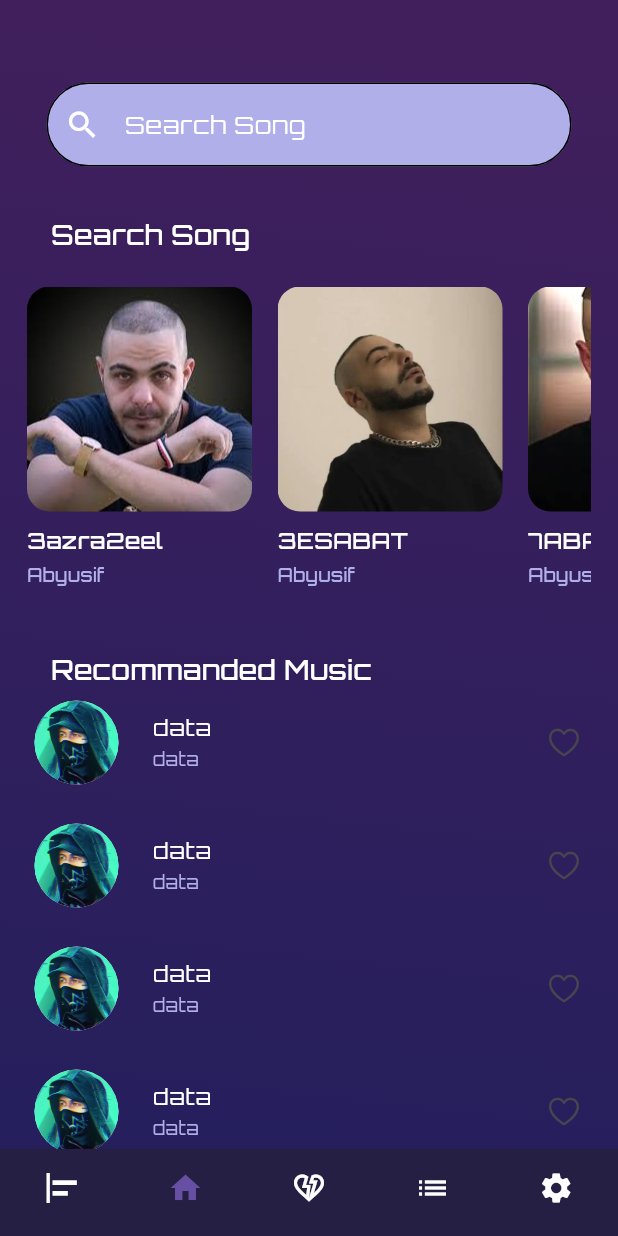
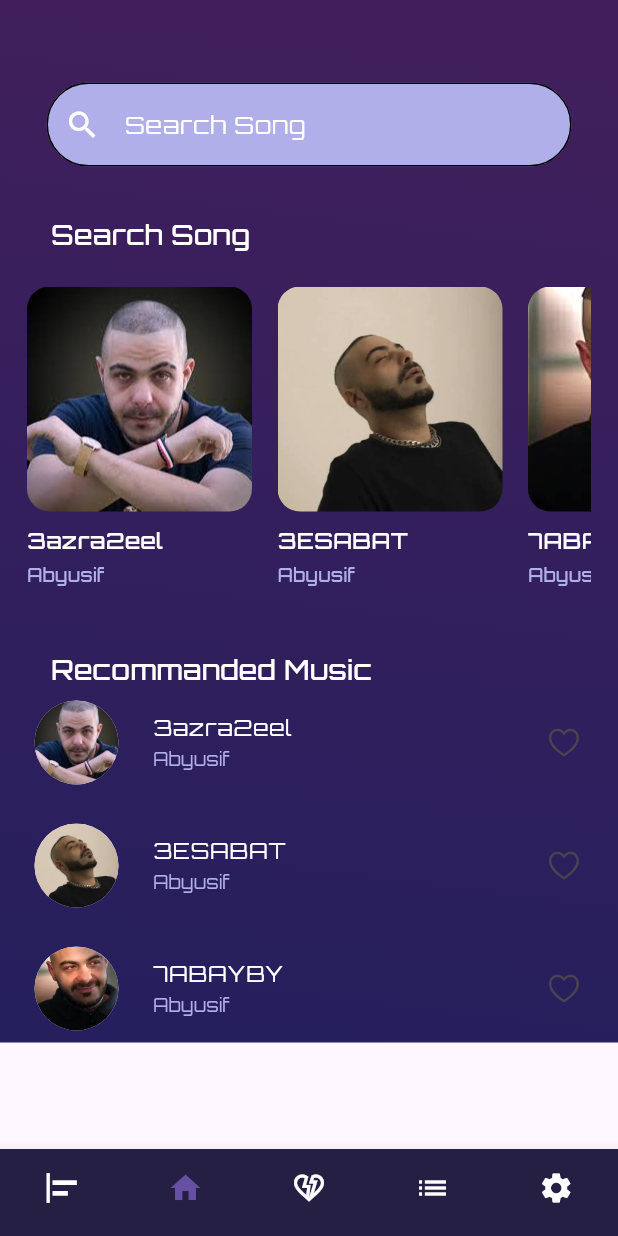
Before and after one commit to MeladShawky/Music-app, a Flutter app: the HomeScreen screen opened by its route, item 2 of the bottom bar chosen, on a phone screen of 412 x 824 dp. Run offline on Flutter 3.47's test engine with Material 3 defaults, Android fonts, the phone set to English and light mode, and no system bars.

Commit message:
add logic part 3 ( add songsModel to custom recommanded music )

```diff
--- a/lib/features/home/screens/home_page.dart
+++ b/lib/features/home/screens/home_page.dart
@@ -44,7 +44,7 @@ class HomePage extends StatelessWidget {
             CustomRecommandedMusicHomePage(
               onTap: () {
                 HomePageController.navigtorToPlayMusicScreen(context: context);
-              },
+              }, songsModel:ConstantsValue.listSongs,
             ),
           ],
         ),
--- a/lib/features/home/widgets/custom_recommanded_music_home_page.dart
+++ b/lib/features/home/widgets/custom_recommanded_music_home_page.dart
@@ -1,17 +1,20 @@
 import 'package:flutter/material.dart';
 import 'package:music_app/features/home/widgets/custom_row_recommeded_music.dart';
+import 'package:music_app/models/songsModel.dart';
+
 
 class CustomRecommandedMusicHomePage extends StatelessWidget {
-  const CustomRecommandedMusicHomePage({super.key, required this.onTap});
+  const CustomRecommandedMusicHomePage({super.key, required this.onTap, required this.songsModel});
   final GestureTapCallback onTap;
+  final List<SongsModel> songsModel;
   @override
   Widget build(BuildContext context) {
     return ListView.separated(
       shrinkWrap: true,
       physics: NeverScrollableScrollPhysics(),
       itemBuilder: (context, index) =>
-          InkWell(onTap: onTap, child: CustomRowRecommededMusic()),
-      itemCount: 10,
+          InkWell(onTap: onTap, child: CustomRowRecommededMusic(songsModel:songsModel[index] )),
+      itemCount: songsModel.length,
       separatorBuilder: (BuildContext context, int index) =>
           SizedBox(height: 10),
     );
--- a/lib/features/home/widgets/custom_row_recommeded_music.dart
+++ b/lib/features/home/widgets/custom_row_recommeded_music.dart
@@ -2,17 +2,18 @@ import 'package:flutter/cupertino.dart';
 import 'package:flutter/material.dart';
 import 'package:music_app/core/resources/assets_manger.dart';
 import 'package:music_app/core/resources/color_mangers.dart';
+import 'package:music_app/models/songsModel.dart';
 
 class CustomRowRecommededMusic extends StatelessWidget {
-  const CustomRowRecommededMusic({super.key});
-
+  const CustomRowRecommededMusic({super.key,  required this.songsModel});
+  final SongsModel songsModel;
   @override
   Widget build(BuildContext context) {
     return ListTile(
-      title: Text('data',style: TextStyle(color: ColorMangers.kWhite,fontSize: 15),),
-      subtitle: Text('data',style: TextStyle(color: ColorMangers.kLightWhite,fontSize: 12),),
+      title: Text(songsModel.song,style: TextStyle(color: ColorMangers.kWhite,fontSize: 15),),
+      subtitle: Text(songsModel.singer,style: TextStyle(color: ColorMangers.kLightWhite,fontSize: 12),),
       leading: CircleAvatar(
-        backgroundImage: AssetImage(AssetsManger.music1),
+        backgroundImage: AssetImage(songsModel.image),
         radius: 35,
       ),
       trailing: Icon(CupertinoIcons.heart),
```
